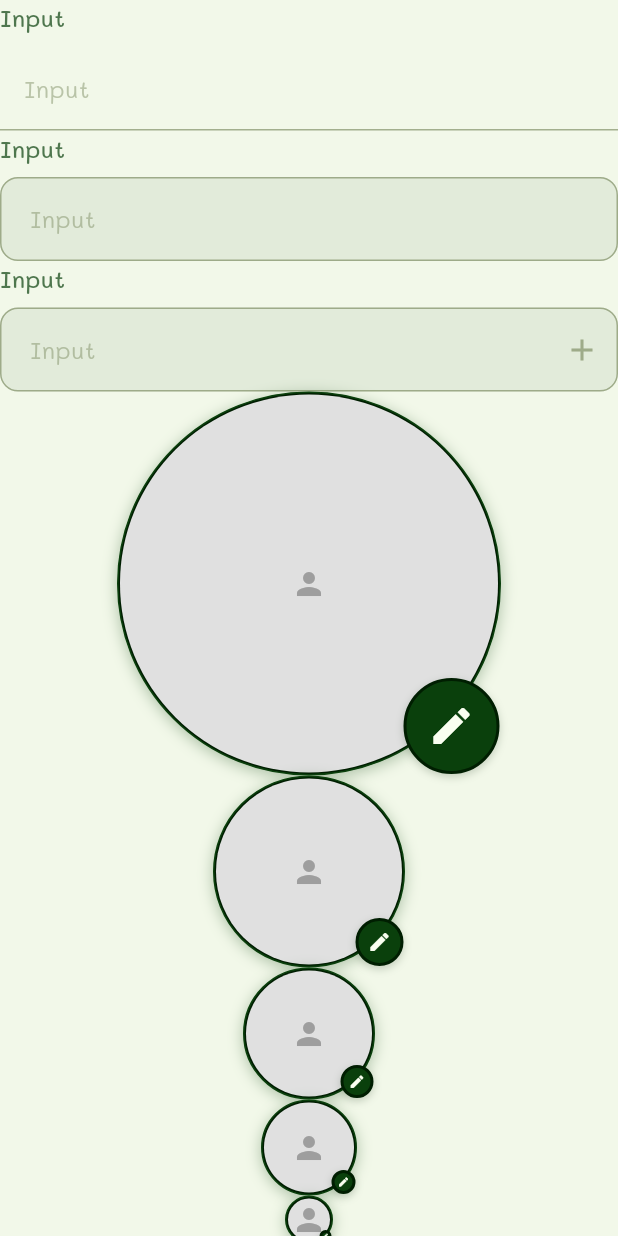
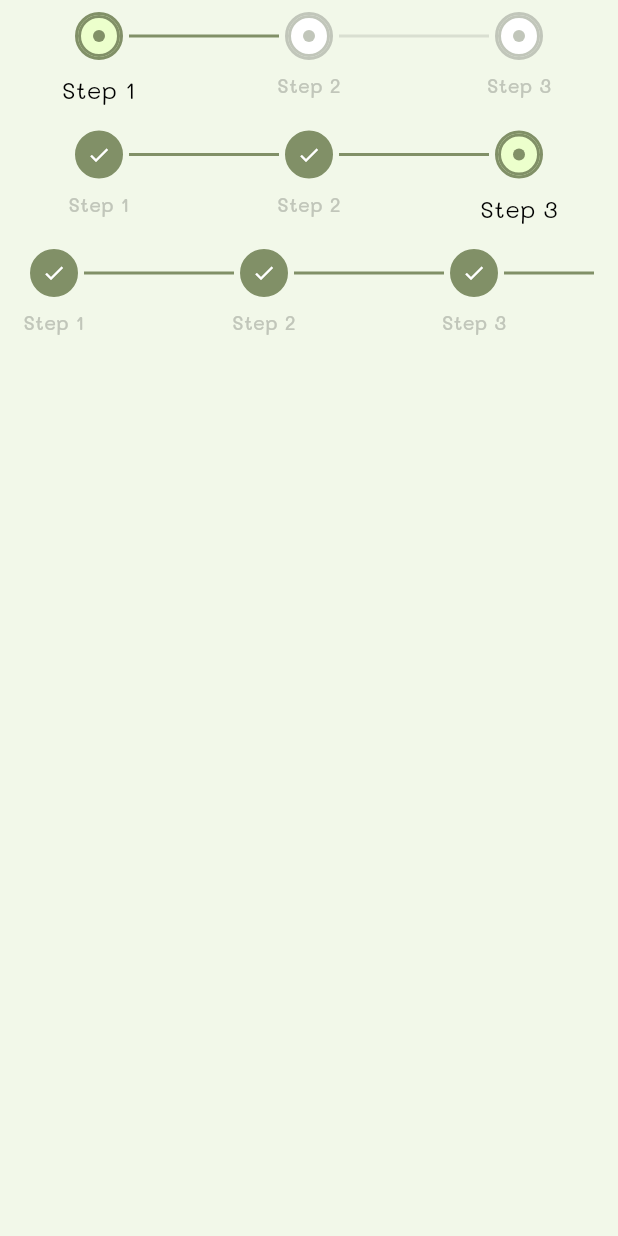
Before and after one commit to TheeraphatStudent/catdiff, a Flutter app: the screen it shows after launch, on a phone screen of 412 x 824 dp. Run offline on Flutter 3.47's test engine with Material 3 defaults, Android fonts, the phone set to English and light mode, and no system bars; drawn by our look-alikes of easy_stepper; our stand-ins replace cloud_firestore, firebase_auth, firebase_core, firebase_storage, flutter_svg, get and 2 more; accounts and stored records are empty; project files that could hold a hidden picture were left out.

Commit message:
feat: implement steper

```diff
--- a/app/lib/pages/debug.dart
+++ b/app/lib/pages/debug.dart
@@ -3,6 +3,7 @@ import 'package:app/widget/button.widget.dart';
 import 'package:app/widget/header_card.widget.dart';
 import 'package:app/widget/input.widget.dart';
 import 'package:app/widget/profile_img.widget.dart';
+import 'package:app/widget/stepper.widget.dart';
 import 'package:flutter/material.dart';
 
 class DebugPage extends StatelessWidget {
@@ -42,34 +43,59 @@ class DebugPage extends StatelessWidget {
 
             // ButtonUnderline(text: 'Button'),
             // ButtonUnderline(text: 'Button', active: true),
-            InputField(
-              label: 'Input',
-              type: InputType.line,
-              hintText: 'Input',
-              validate: true,
-              errorText: 'Error',
-            ),
-            InputField(
-              label: 'Input',
-              type: InputType.fill,
-              hintText: 'Input',
-              validate: true,
-              errorText: 'Error',
-            ),
-            InputField(
-              label: 'Input',
-              type: InputType.fill,
-              hintText: 'Input',
-              validate: true,
-              errorText: 'Error',
-              suffixIcon: const Icon(Icons.add),
+
+            // InputField(
+            //   label: 'Input',
+            //   type: InputType.line,
+            //   hintText: 'Input',
+            //   validate: true,
+            //   errorText: 'Error',
+            // ),
+            // InputField(
+            //   label: 'Input',
+            //   type: InputType.fill,
+            //   hintText: 'Input',
+            //   validate: true,
+            //   errorText: 'Error',
+            // ),
+            // InputField(
+            //   label: 'Input',
+            //   type: InputType.fill,
+            //   hintText: 'Input',
+            //   validate: true,
+            //   errorText: 'Error',
+            //   suffixIcon: const Icon(Icons.add),
+            // ),
+
+            // ProfileWidgets.avatar(isEdited: true, size: ProfileSize.xl),
+            // ProfileWidgets.avatar(isEdited: true, size: ProfileSize.md),
+            // ProfileWidgets.avatar(isEdited: true, size: ProfileSize.sm),
+            // ProfileWidgets.avatar(isEdited: true, size: ProfileSize.xs),
+            // ProfileWidgets.avatar(isEdited: true, size: ProfileSize.xxs),
+            StepperWidget(
+              steps: [
+                StepData(label: 'Step 1', active: true),
+                StepData(label: 'Step 2', active: false),
+                StepData(label: 'Step 3', active: false),
+              ],
             ),
 
-            ProfileWidgets.avatar(isEdited: true, size: ProfileSize.xl),
-            ProfileWidgets.avatar(isEdited: true, size: ProfileSize.md),
-            ProfileWidgets.avatar(isEdited: true, size: ProfileSize.sm),
-            ProfileWidgets.avatar(isEdited: true, size: ProfileSize.xs),
-            ProfileWidgets.avatar(isEdited: true, size: ProfileSize.xxs),
+            StepperWidget(
+              steps: [
+                StepData(label: 'Step 1', active: true),
+                StepData(label: 'Step 2', active: true),
+                StepData(label: 'Step 3', active: true),
+              ],
+            ),
+
+            StepperWidget(
+              steps: [
+                StepData(label: 'Step 1', active: true),
+                StepData(label: 'Step 2', active: true),
+                StepData(label: 'Step 3', active: true),
+                StepData(label: 'Step 4', active: true),
+              ],
+            ),
           ],
         ),
       ),
--- /dev/null
+++ b/app/lib/widget/stepper.widget.dart
@@ -0,0 +1,143 @@
+import 'package:flutter/material.dart';
+import 'package:easy_stepper/easy_stepper.dart';
+
+class StepData {
+  final String label;
+  final bool active;
+  final Widget? icon;
+
+  StepData({required this.label, required this.active, this.icon});
+}
+
+class StepperWidget extends StatelessWidget {
+  final List<StepData> steps;
+  final Color activeColor;
+  final Color inactiveColor;
+  final Color completedColor;
+  final TextStyle? activeTextStyle;
+  final TextStyle? inactiveTextStyle;
+  final double stepRadius;
+  final double lineLength;
+  final EdgeInsets? padding;
+
+  const StepperWidget({
+    Key? key,
+    required this.steps,
+    this.activeColor = const Color(0xFF819067),
+    this.inactiveColor = const Color(0xFFC1C6BA),
+    this.completedColor = const Color(0xFF819067),
+    this.activeTextStyle,
+    this.inactiveTextStyle,
+    this.stepRadius = 16,
+    this.lineLength = 100,
+    this.padding,
+  }) : super(key: key);
+
+  @override
+  Widget build(BuildContext context) {
+    // Calculate current step as the last index where active is true
+    int activeStep = -1;
+    for (int i = 0; i < steps.length; i++) {
+      if (steps[i].active) {
+        activeStep = i;
+      }
+    }
+    // If no active step found, default to 0
+    if (activeStep == -1) activeStep = 0;
+
+    return Container(
+      padding:
+          padding ?? const EdgeInsets.symmetric(horizontal: 16, vertical: 8),
+      child: EasyStepper(
+        activeStep: activeStep,
+        direction: Axis.horizontal,
+        unreachedStepIconColor: inactiveColor,
+        unreachedStepBorderColor: inactiveColor,
+        unreachedStepTextColor: inactiveColor,
+        showLoadingAnimation: false,
+        stepRadius: stepRadius,
+        showStepBorder: true,
+        borderThickness: 2,
+        padding: const EdgeInsets.all(0),
+        stepAnimationDuration: const Duration(milliseconds: 300),
+        activeStepBackgroundColor: const Color(0xFFECFFCC),
+        activeStepBorderColor: activeColor,
+        activeStepIconColor: activeColor,
+        finishedStepBackgroundColor: completedColor,
+        finishedStepBorderColor: completedColor,
+        finishedStepIconColor: Colors.white,
+        lineStyle: LineStyle(
+          lineLength: lineLength,
+          lineSpace: 4,
+          lineType: LineType.normal,
+          unreachedLineColor: inactiveColor.withOpacity(0.5),
+          finishedLineColor: activeColor,
+          activeLineColor: activeColor,
+          lineThickness: 2,
+        ),
+        steps: steps.asMap().entries.map((entry) {
+          int index = entry.key;
+          StepData stepData = entry.value;
+          bool isCompleted = index < activeStep;
+          bool isActive = index == activeStep;
+          bool isUnreached = index > activeStep;
+
+          return EasyStep(
+            // Always provide a custom step for consistent appearance
+            customStep: Container(
+              width: stepRadius * 2,
+              height: stepRadius * 2,
+              decoration: BoxDecoration(
+                shape: BoxShape.circle,
+                color: isCompleted
+                    ? completedColor
+                    : isActive
+                    ? const Color(0xFFECFFCC)
+                    : Colors.white,
+                border: Border.all(
+                  color: isCompleted || isActive ? activeColor : inactiveColor,
+                  width: 2,
+                ),
+              ),
+              child: stepData.icon != null
+                  ? Center(child: stepData.icon)
+                  : Center(
+                      child: isCompleted
+                          ? Icon(Icons.check, size: 16, color: Colors.white)
+                          : Container(
+                              width: 8,
+                              height: 8,
+                              decoration: BoxDecoration(
+                                shape: BoxShape.circle,
+                                color: isActive ? activeColor : inactiveColor,
+                              ),
+                            ),
+                    ),
+            ),
+            customTitle: Text(
+              stepData.label,
+              style: isActive
+                  ? (activeTextStyle ??
+                        const TextStyle(
+                          color: Colors.black,
+                          fontSize: 16,
+                          fontFamily: 'Mali',
+                          fontWeight: FontWeight.w400,
+                        ))
+                  : (inactiveTextStyle ??
+                        TextStyle(
+                          color: inactiveColor,
+                          fontSize: 13,
+                          fontFamily: 'Mali',
+                          fontWeight: FontWeight.w500,
+                        )),
+              textAlign: TextAlign.center,
+            ),
+            icon: const Icon(Icons.circle),
+            title: stepData.label,
+          );
+        }).toList(),
+      ),
+    );
+  }
+}
--- a/app/pubspec.yaml
+++ b/app/pubspec.yaml
@@ -43,6 +43,7 @@ dependencies:
   firebase_storage: ^12.3.4
   flutter_svg: ^2.0.10
   image_picker: ^1.2.0
+  easy_stepper: ^0.8.5+1
 
 dev_dependencies:
   flutter_test:
```
Also changed, not shown: app/pubspec.lock.
